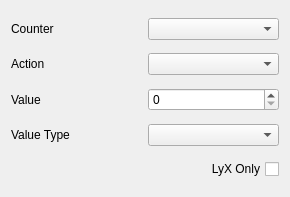
Above: src/frontends/qt/ui/CounterUi.ui from cburschka/lyx before the change. Below: the same form after it.
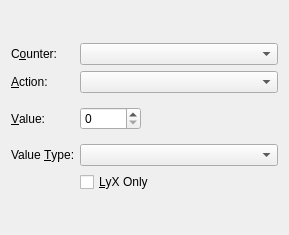
That is the form after the change.

Diff of the .ui file:
```diff
--- a/src/frontends/qt/ui/CounterUi.ui
+++ b/src/frontends/qt/ui/CounterUi.ui
@@ -6,70 +6,124 @@
    <rect>
     <x>0</x>
     <y>0</y>
-    <width>290</width>
-    <height>197</height>
+    <width>289</width>
+    <height>235</height>
    </rect>
   </property>
   <property name="windowTitle">
    <string/>
   </property>
+  <layout class="QGridLayout" name="gridLayout_2">
+   <item row="0" column="0">
   <layout class="QGridLayout" name="gridLayout">
-   <item row="3" column="0">
-    <widget class="QLabel" name="vtypeLA">
-     <property name="text">
-      <string>Value Type</string>
-     </property>
-    </widget>
-   </item>
-   <item row="2" column="0">
-    <widget class="QLabel" name="valueLA">
-     <property name="text">
-      <string>Value</string>
-     </property>
-    </widget>
-   </item>
-   <item row="1" column="1">
-    <widget class="QComboBox" name="actionCB"/>
-   </item>
    <item row="0" column="0">
     <widget class="QLabel" name="counterLA">
      <property name="text">
-      <string>Counter</string>
+        <string>C&amp;ounter:</string>
+       </property>
+       <property name="buddy">
+        <cstring>counterCB</cstring>
      </property>
     </widget>
    </item>
    <item row="0" column="1">
-    <widget class="QComboBox" name="counterCB"/>
+      <widget class="QComboBox" name="counterCB">
+       <property name="sizePolicy">
+        <sizepolicy hsizetype="MinimumExpanding" vsizetype="Fixed">
+         <horstretch>0</horstretch>
+         <verstretch>0</verstretch>
+        </sizepolicy>
+       </property>
+      </widget>
+     </item>
+     <item row="1" column="0">
+      <widget class="QLabel" name="actionLA">
+       <property name="text">
+        <string>&amp;Action:</string>
+       </property>
+       <property name="buddy">
+        <cstring>actionCB</cstring>
+       </property>
+      </widget>
+     </item>
+     <item row="1" column="1">
+      <widget class="QComboBox" name="actionCB">
+       <property name="sizePolicy">
+        <sizepolicy hsizetype="MinimumExpanding" vsizetype="Fixed">
+         <horstretch>0</horstretch>
+         <verstretch>0</verstretch>
+        </sizepolicy>
+       </property>
+      </widget>
+     </item>
+     <item row="2" column="0">
+      <widget class="QLabel" name="valueLA">
+       <property name="text">
+        <string>&amp;Value:</string>
+       </property>
+       <property name="buddy">
+        <cstring>valueSB</cstring>
+       </property>
+      </widget>
    </item>
    <item row="2" column="1">
+      <layout class="QHBoxLayout" name="horizontalLayout">
+       <item>
     <widget class="QSpinBox" name="valueSB">
      <property name="maximum">
       <number>10000</number>
      </property>
     </widget>
    </item>
-   <item row="1" column="0">
-    <widget class="QLabel" name="actionLA">
+       <item>
+        <spacer name="horizontalSpacer">
+         <property name="orientation">
+          <enum>Qt::Horizontal</enum>
+         </property>
+         <property name="sizeHint" stdset="0">
+          <size>
+           <width>13</width>
+           <height>39</height>
+          </size>
+         </property>
+        </spacer>
+       </item>
+      </layout>
+     </item>
+     <item row="3" column="0">
+      <widget class="QLabel" name="vtypeLA">
      <property name="text">
-      <string>Action</string>
+        <string>Value &amp;Type:</string>
+       </property>
+       <property name="buddy">
+        <cstring>vtypeCB</cstring>
      </property>
     </widget>
    </item>
    <item row="3" column="1">
-    <widget class="QComboBox" name="vtypeCB"/>
-   </item>
-   <item row="4" column="0" colspan="2">
+      <widget class="QComboBox" name="vtypeCB">
+       <property name="sizePolicy">
+        <sizepolicy hsizetype="MinimumExpanding" vsizetype="Fixed">
+         <horstretch>0</horstretch>
+         <verstretch>0</verstretch>
+        </sizepolicy>
+       </property>
+      </widget>
+     </item>
+     <item row="4" column="1">
     <widget class="QCheckBox" name="lyxonlyXB">
      <property name="toolTip">
       <string>Affect counters only in LyX, not in output</string>
      </property>
      <property name="layoutDirection">
-      <enum>Qt::RightToLeft</enum>
+        <enum>Qt::LeftToRight</enum>
      </property>
      <property name="text">
-      <string>LyX Only</string>
-     </property>
-    </widget>
+        <string>&amp;LyX Only</string>
+       </property>
+      </widget>
+     </item>
+    </layout>
    </item>
   </layout>
  </widget>
```
Lines whose indentation alone changed are shown as unchanged.
